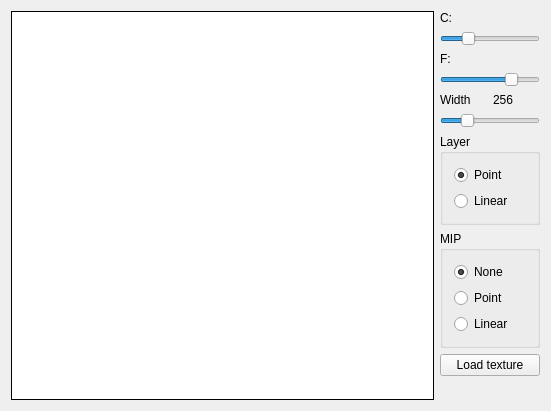
First picture: the form in FIT0201CHERESHNEV_Morph/mainwindow.ui, repository echeresh/computer-graphics, before the edit.
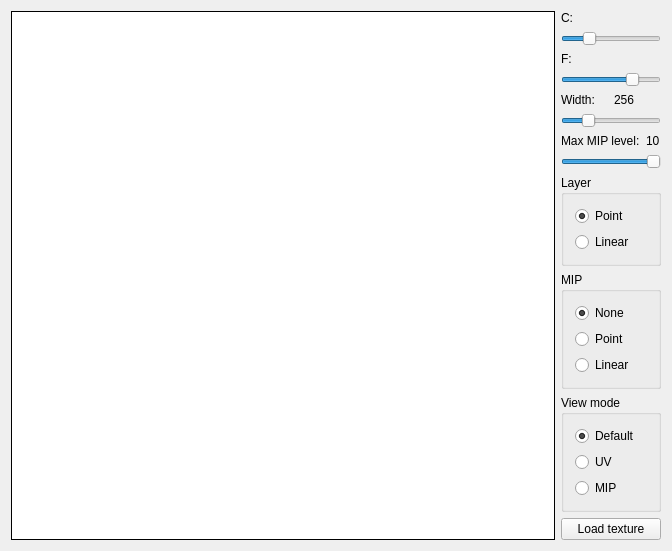
Second picture: the form after the edit.

```diff
--- a/FIT0201CHERESHNEV_Morph/mainwindow.ui
+++ b/FIT0201CHERESHNEV_Morph/mainwindow.ui
@@ -6,8 +6,8 @@
    <rect>
     <x>0</x>
     <y>0</y>
-    <width>551</width>
-    <height>411</height>
+    <width>672</width>
+    <height>541</height>
    </rect>
   </property>
   <property name="windowTitle">
@@ -106,7 +106,7 @@
         <item>
          <widget class="QLabel" name="label_6">
           <property name="text">
-           <string>Width</string>
+           <string>Width:</string>
           </property>
          </widget>
         </item>
@@ -138,6 +138,37 @@
         </property>
        </widget>
       </item>
+      <item>
+       <layout class="QHBoxLayout" name="horizontalLayout_5">
+        <item>
+         <widget class="QLabel" name="label_8">
+          <property name="text">
+           <string>Max MIP level:</string>
+          </property>
+         </widget>
+        </item>
+        <item>
+         <widget class="QLabel" name="label_7">
+          <property name="text">
+           <string>10</string>
+          </property>
+         </widget>
+        </item>
+       </layout>
+      </item>
+      <item>
+       <widget class="QSlider" name="horizontalSlider_4">
+        <property name="maximum">
+         <number>10</number>
+        </property>
+        <property name="value">
+         <number>10</number>
+        </property>
+        <property name="orientation">
+         <enum>Qt::Horizontal</enum>
+        </property>
+       </widget>
+      </item>
       <item>
        <widget class="QGroupBox" name="groupBox">
         <property name="minimumSize">
@@ -203,6 +234,39 @@
         </layout>
        </widget>
       </item>
+      <item>
+       <widget class="QGroupBox" name="groupBox_3">
+        <property name="title">
+         <string>View mode</string>
+        </property>
+        <layout class="QVBoxLayout" name="verticalLayout_4">
+         <item>
+          <widget class="QRadioButton" name="radioButton_6">
+           <property name="text">
+            <string>Default</string>
+           </property>
+           <property name="checked">
+            <bool>true</bool>
+           </property>
+          </widget>
+         </item>
+         <item>
+          <widget class="QRadioButton" name="radioButton_7">
+           <property name="text">
+            <string>UV</string>
+           </property>
+          </widget>
+         </item>
+         <item>
+          <widget class="QRadioButton" name="radioButton_8">
+           <property name="text">
+            <string>MIP</string>
+           </property>
+          </widget>
+         </item>
+        </layout>
+       </widget>
+      </item>
       <item>
        <widget class="QPushButton" name="pushButton">
         <property name="text">
```
Left out of the diff: 122 changed lines with no effect on the pictures.
